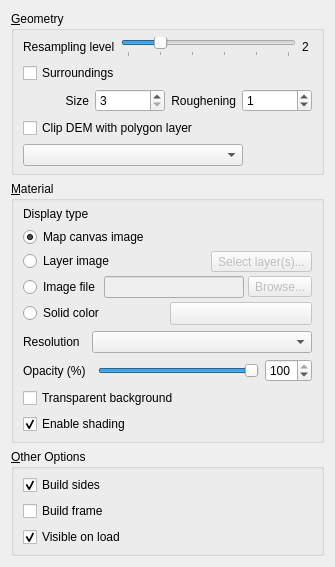
The window that ui/demproperties.ui (minorua/Qgis2threejs) describes before a commit, drawn with Qt 5.
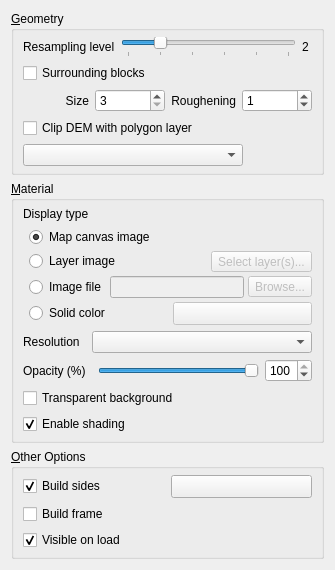
The same window after the commit. Custom widgets are drawn as their Qt base class.

Commit message:
DEM: add side color option
- rename Surroundings option to Surrounding blocks

Diff of the .ui file:
```diff
--- a/ui/demproperties.ui
+++ b/ui/demproperties.ui
@@ -86,7 +86,7 @@
         <item>
          <widget class="QCheckBox" name="checkBox_Surroundings">
           <property name="text">
-           <string>Surroundings</string>
+           <string>Surrounding blocks</string>
           </property>
          </widget>
         </item>
@@ -208,6 +208,9 @@
         <property name="spacing">
          <number>4</number>
         </property>
+        <property name="leftMargin">
+         <number>6</number>
+        </property>
         <item>
          <widget class="QRadioButton" name="radioButton_MapCanvas">
           <property name="text">
@@ -404,6 +407,8 @@
        <number>6</number>
       </property>
       <item>
+       <layout class="QHBoxLayout" name="horizontalLayout">
+        <item>
        <widget class="QCheckBox" name="checkBox_Sides">
         <property name="text">
          <string>Build sides</string>
@@ -414,6 +419,21 @@
        </widget>
       </item>
       <item>
+         <widget class="QgsColorButton" name="toolButton_SideColor">
+          <property name="sizePolicy">
+           <sizepolicy hsizetype="Preferred" vsizetype="Fixed">
+            <horstretch>0</horstretch>
+            <verstretch>0</verstretch>
+           </sizepolicy>
+          </property>
+          <property name="text">
+           <string/>
+          </property>
+         </widget>
+        </item>
+       </layout>
+      </item>
+      <item>
        <widget class="QCheckBox" name="checkBox_Frame">
         <property name="text">
          <string>Build frame</string>
```
Left out of the diff: 18 changed lines with no effect on the pictures. Lines whose indentation alone changed are shown as unchanged. The commit also changes 5 other files.
